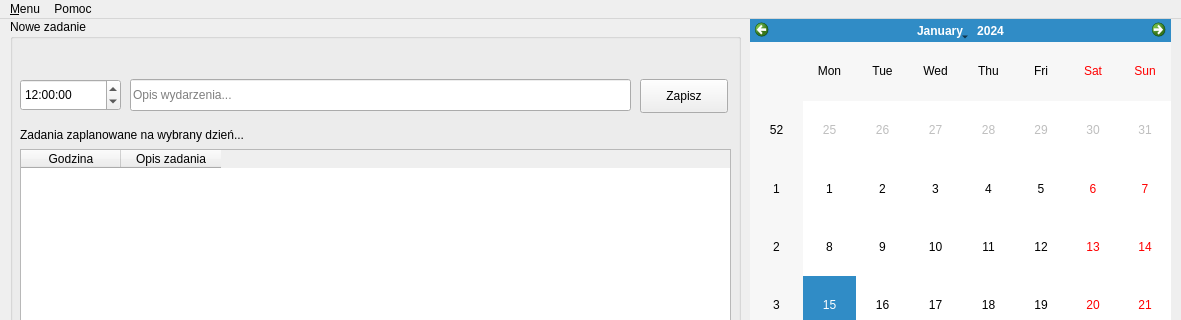
This is terminarz/mainwindow.ui in awojcik64/terminarz as Qt 5 draws it before an edit; both pictures show x 0 to 1181 and y 0 to 320 of the 1181 by 485 pixel window. The edited form follows.
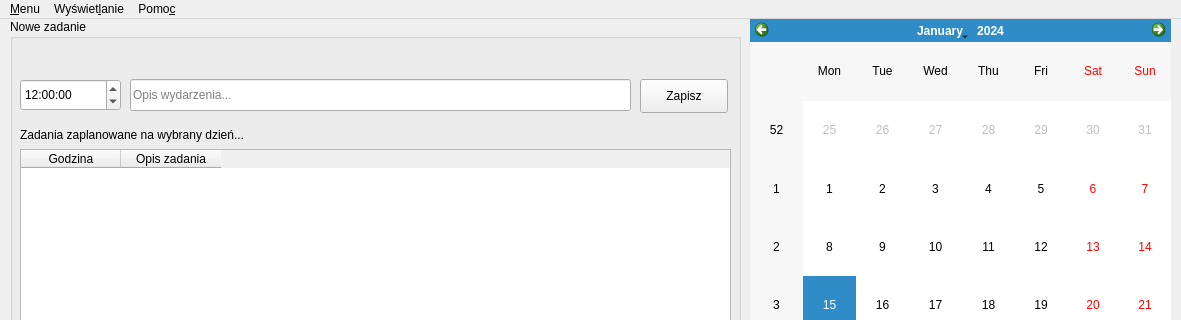
This is the edited form.

Commit message: Wskazówki na status barze i początki menu do sortowania

Patch:
```diff
--- a/terminarz/mainwindow.ui
+++ b/terminarz/mainwindow.ui
@@ -164,11 +164,23 @@
    </widget>
    <widget class="QMenu" name="menuPomoc">
     <property name="title">
-     <string>Pomoc</string>
+     <string>Pomo&amp;c</string>
     </property>
     <addaction name="actionO_programie"/>
    </widget>
+   <widget class="QMenu" name="menuWy_wietlanie">
+    <property name="title">
+     <string>Wyświet&amp;lanie</string>
+    </property>
+    <addaction name="actionWed_ug_daty"/>
+    <addaction name="actionWed_ug_opisu"/>
+    <addaction name="actionWed_ug_statusu"/>
+    <addaction name="separator"/>
+    <addaction name="actionRosn_co"/>
+    <addaction name="actionMalej_co"/>
+   </widget>
    <addaction name="menuTerminarz"/>
+   <addaction name="menuWy_wietlanie"/>
    <addaction name="menuPomoc"/>
   </widget>
   <widget class="QStatusBar" name="statusBar"/>
```
Left out of the diff: 64 changed lines with no effect on the pictures. The commit also changes 3 other files.
